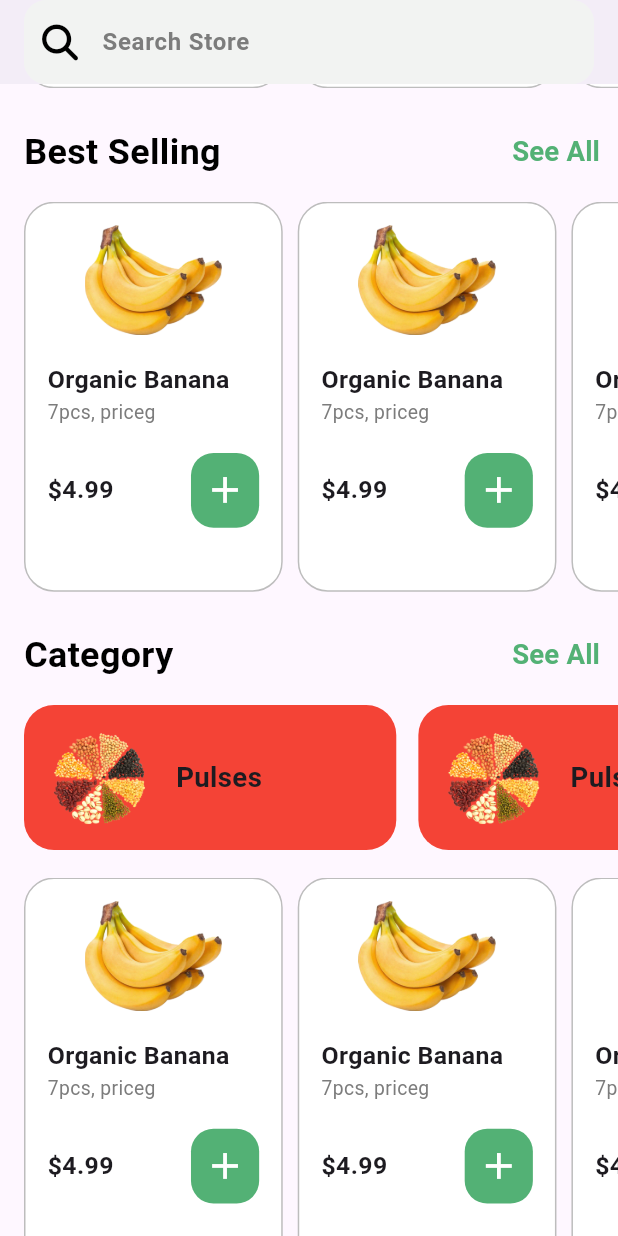
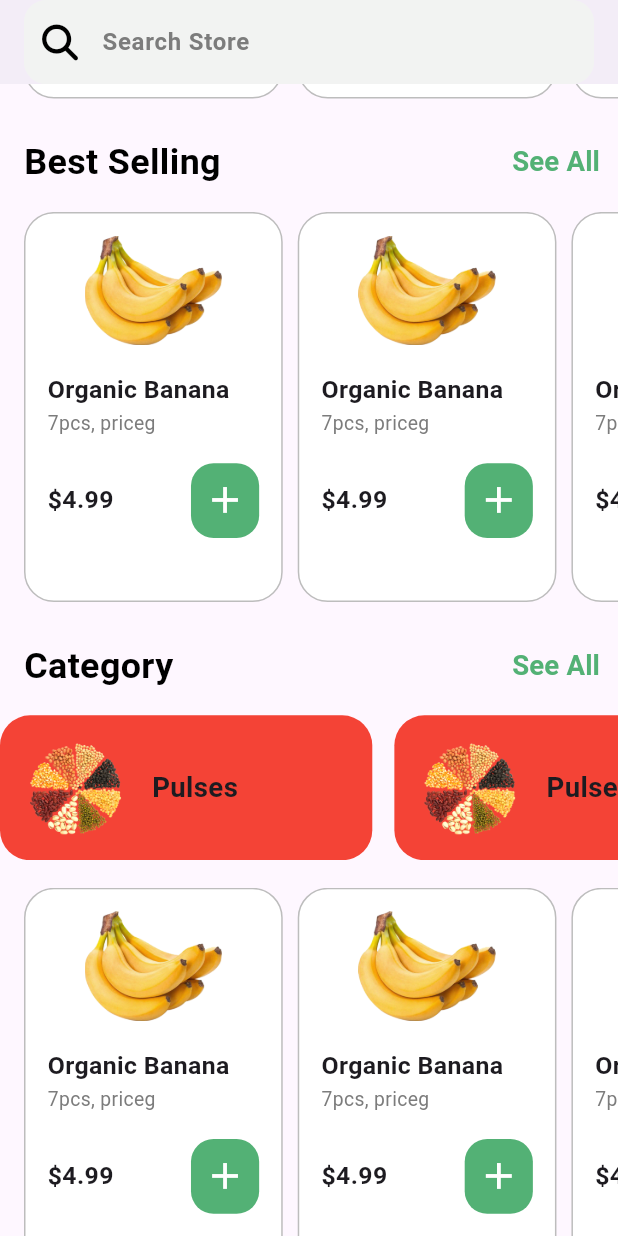
Before and after one commit to yousefmohamed35/Nectar_app, a Flutter app: the HomeView screen opened directly, scrolled down 576 dp, on a phone screen of 412 x 824 dp. Run offline on Flutter 3.47's test engine with Material 3 defaults, Android fonts, the phone set to English and light mode, and no system bars; our stand-ins replace carousel_slider, device_preview, dio, flutter_screenutil, font_awesome_flutter, shared_preferences; accounts and stored records are empty; Roboto replaces fonts that are missing (Gilroy-Medium).

Commit message:
refactor home page ui

```diff
--- a/lib/views/home_view.dart
+++ b/lib/views/home_view.dart
@@ -1,4 +1,5 @@
 import 'package:flutter/material.dart';
+import 'package:flutter/widgets.dart';
 import 'package:flutter_screenutil/flutter_screenutil.dart';
 import 'package:nectarapp/widgets/banar_image.dart';
 import 'package:nectarapp/widgets/custom_box_groceries.dart';
@@ -25,20 +26,19 @@
               ],
             ),
           ),
+
          const  SliverAppBar(
+
           flexibleSpace: FlexibleSpaceBar(
+            centerTitle: true,
             collapseMode: CollapseMode.pin,
+
           ),
-        elevation: 0,
-        //floating: false,
           scrolledUnderElevation: 0,
-
           pinned: true,
             title: CustomSearchBar(),
           ),
            SliverToBoxAdapter(
-          child: Padding(
-            padding: const EdgeInsets.only(left: 16),
             child: Column(
               children: [
                 const BanarImage(),
@@ -79,7 +79,6 @@
               ],
             ),
           ),
-        ),
       ]),
     );
   }
--- a/lib/widgets/banar_image.dart
+++ b/lib/widgets/banar_image.dart
@@ -9,7 +9,7 @@
     return CarouselSlider(
       items: [
       Padding(
-        padding: const EdgeInsets.only(right: 16),
+        padding: const EdgeInsets.only(right: 16,left: 16),
         child: Image.asset('assets/images/banner.jpg'),
       ),
     ], options:  CarouselOptions(
--- a/lib/widgets/custom_list_view_item_card.dart
+++ b/lib/widgets/custom_list_view_item_card.dart
@@ -13,7 +13,10 @@
         physics: const BouncingScrollPhysics(),
         itemCount: 8,
         itemBuilder: ((context, index) {
-        return const CustomItemCard();
+        return index==0? const Padding(
+          padding:  EdgeInsets.only(left: 16),
+          child:  CustomItemCard(),
+        ): const CustomItemCard();
       })),
     );
   }
--- a/lib/widgets/the_title_of_category_section.dart
+++ b/lib/widgets/the_title_of_category_section.dart
@@ -10,7 +10,9 @@
  final  String hText;
   @override
   Widget build(BuildContext context) {
-    return Row(
+    return Padding(
+      padding: const EdgeInsets.only(left: 16),
+      child: Row(
         mainAxisAlignment: MainAxisAlignment.spaceBetween,
         children: [
            HeaderText(text: hText),
@@ -25,6 +27,7 @@
             ),
           )
         ],
+      ),
     );
   }
 }
```
Lines whose indentation alone changed are shown as unchanged.
